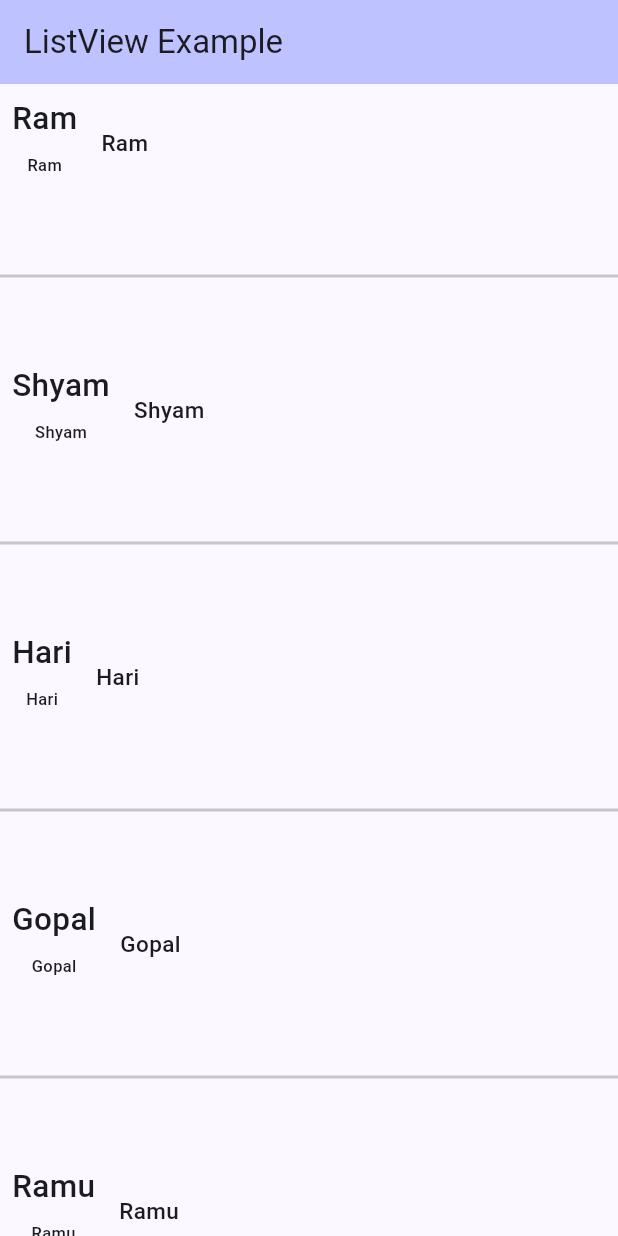
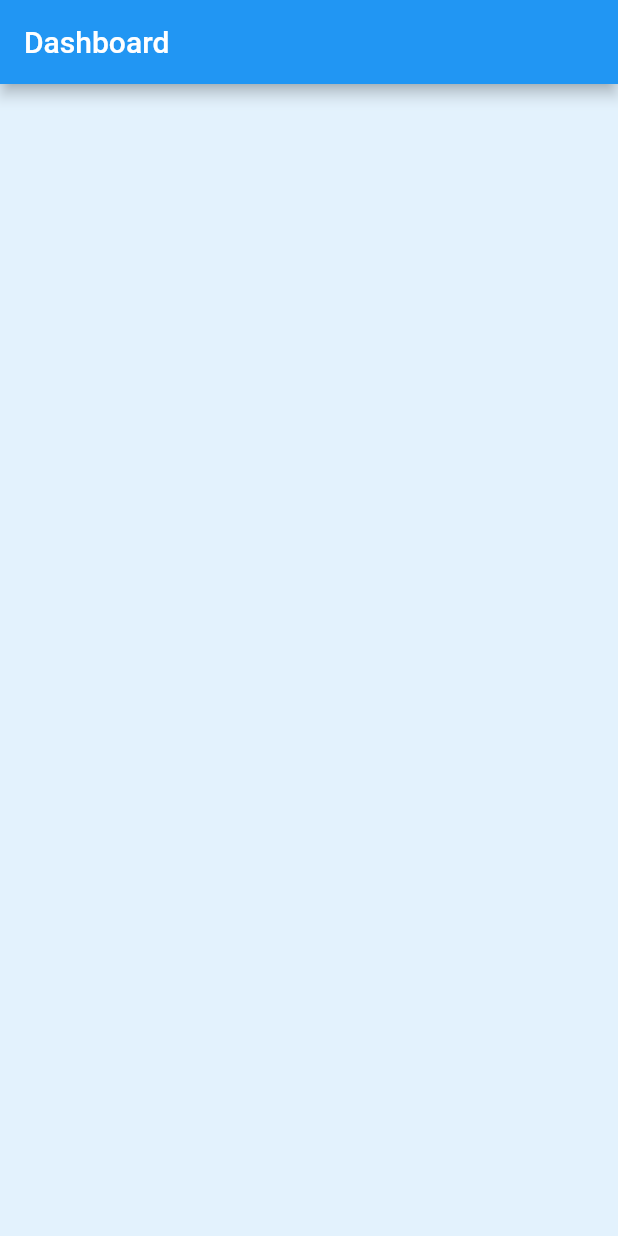
Before and after one commit to sthnischal/Flutter-Basics, a Flutter app: the screen it shows after launch, on a phone screen of 412 x 824 dp. Run offline on Flutter 3.47's test engine with Material 2 defaults, Android fonts, the phone set to English and light mode, and no system bars.

Commit message:
adding file in main.dart file from begining

```diff
--- a/flutterbasics/lib/main.dart
+++ b/flutterbasics/lib/main.dart
@@ -1,148 +1,31 @@
 import 'package:flutter/material.dart';
 
 void main() {
-  runApp(const MyApp());
+  runApp(FlutterApp());
 }
 
-class MyApp extends StatelessWidget {
-  const MyApp({super.key});
-
-  // This widget is the root of your application.
+class FlutterApp extends StatelessWidget {
   @override
   Widget build(BuildContext context) {
     return MaterialApp(
-      title: 'Flutter Demo',
       debugShowCheckedModeBanner: false,
-      theme: ThemeData(
-        colorScheme:
-            ColorScheme.fromSeed(seedColor: Color.fromARGB(255, 4, 19, 186)),
-        useMaterial3: true,
-      ),
-      home: const MyHomePage(title: 'Flutter Demo Home Page'),
+      title: "FlutterApp",
+      theme: ThemeData(primarySwatch: Colors.blue),
+      home: DashBoardScreen(),
     );
   }
 }
 
-class MyHomePage extends StatefulWidget {
-  const MyHomePage({super.key, required this.title});
-
-  final String title;
-
-  @override
-  State<MyHomePage> createState() => _MyHomePageState();
-}
-
-class _MyHomePageState extends State<MyHomePage> {
-  int _counter = 0;
-
-  void _incrementCounter() {
-    setState(() {
-      _counter++;
-    });
-  }
-
+class DashBoardScreen extends StatelessWidget {
   @override
   Widget build(BuildContext context) {
-    var arrNames = ['Ram', 'Shyam', 'Hari', 'Gopal', 'Ramu', 'Sita', 'Gita'];
-
     return Scaffold(
-        appBar: AppBar(
-          backgroundColor: Theme.of(context).colorScheme.inversePrimary,
-          title: Text('ListView Example'),
-        ),
-        body:
-            // ListView(
-            //   //scrollDirection: Axis.horizontal,
-            //   //reverse: true,
-            //   children: [
-            //     Padding(
-            //       padding: const EdgeInsets.all(8.0),
-            //       child: Text(
-            //         'One',
-            //         style: TextStyle(fontSize: 21, fontWeight: FontWeight.w500),
-            //       ),
-            //     ),
-            //     Padding(
-            //       padding: const EdgeInsets.all(8.0),
-            //       child: Text(
-            //         'Two',
-            //         style: TextStyle(fontSize: 21, fontWeight: FontWeight.w500),
-            //       ),
-            //     ),
-            //     Padding(
-            //       padding: const EdgeInsets.all(8.0),
-            //       child: Text(
-            //         'Three',
-            //         style: TextStyle(fontSize: 21, fontWeight: FontWeight.w500),
-            //       ),
-            //     ),
-            //     Padding(
-            //       padding: const EdgeInsets.all(8.0),
-            //       child: Text(
-            //         'Four',
-            //         style: TextStyle(fontSize: 21, fontWeight: FontWeight.w500),
-            //       ),
-            //     ),
-            //   ],
-            // ),
-
-            //   ListView.builder(
-            //   itemBuilder: (context, index) {
-            //     return Text(
-            //       arrNames[index],
-            //       style: TextStyle(fontSize: 21, fontWeight: FontWeight.w500),
-            //     );
-            //   },
-            //   itemCount: arrNames.length,
-            //   //reverse: true,
-            //   //itemExtent: 100,
-            //   //scrollDirection: Axis.horizontal,
-            // )
-
-            ListView.separated(
-          itemBuilder: (context, index) {
-            return Row(
-              children: [
-                Padding(
-                  padding: const EdgeInsets.all(8.0),
-                  child: Column(
-                    children: [
-                      Text(
-                        arrNames[index],
-                        style: TextStyle(
-                            fontSize: 21, fontWeight: FontWeight.w500),
-                      ),
-                      Padding(
-                        padding: const EdgeInsets.all(8.0),
-                        child: Text(
-                          arrNames[index],
-                          style: TextStyle(
-                              fontSize: 11, fontWeight: FontWeight.w500),
-                        ),
-                      ),
-                    ],
-                  ),
-                ),
-                Padding(
-                  padding: const EdgeInsets.all(8.0),
-                  child: Text(
-                    arrNames[index],
-                    style: TextStyle(fontSize: 15, fontWeight: FontWeight.w500),
-                  ),
-                )
-              ],
-            );
-          },
-          itemCount: arrNames.length,
-          separatorBuilder: (context, index) {
-            return Divider(
-              height: 100,
-              thickness: 2,
-            );
-          },
-          //reverse: true,
-          //itemExtent: 100,
-          //scrollDirection: Axis.horizontal,
-        ));
+      appBar: AppBar(
+        title: Text('Dashboard'),
+      ),
+      body: Container(
+        color: Colors.blue.shade50,
+      ),
+    );
   }
 }
```
